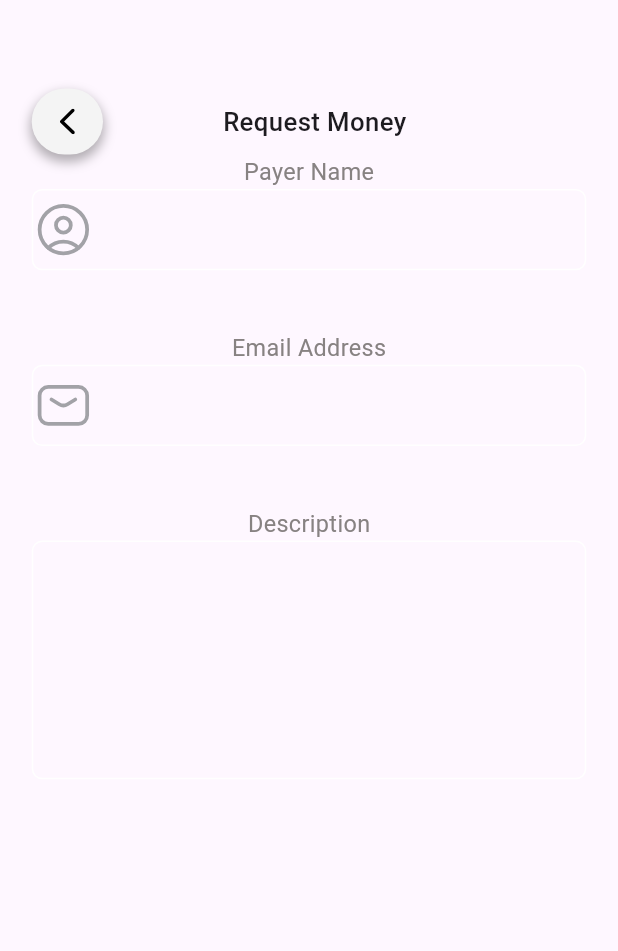
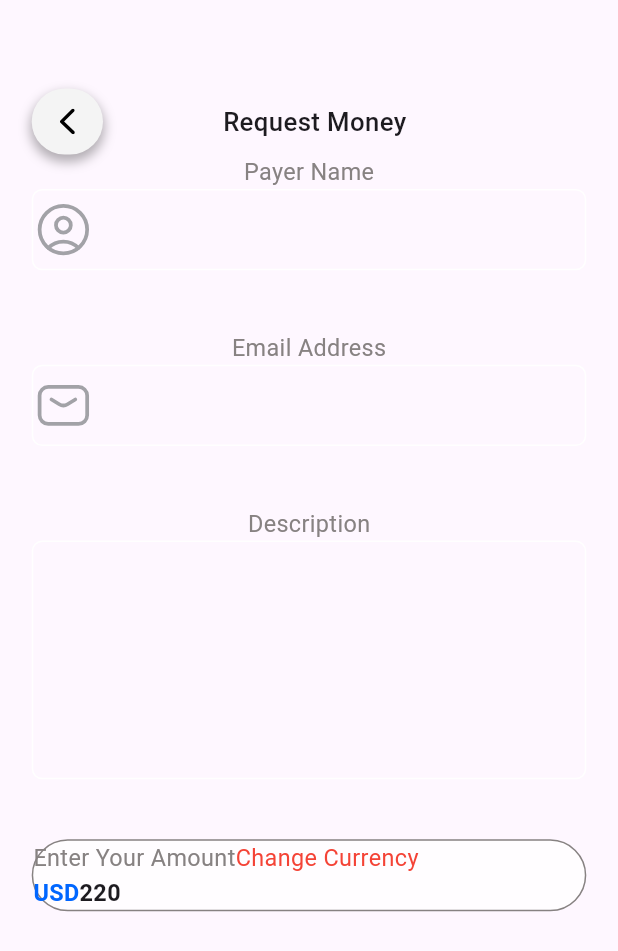
Before and after one commit to rozan-alawar/BankPick, a Flutter app: the RequestMoneyScreen screen opened directly, on a phone screen of 412 x 824 dp. Shown: the top 951 px of the screen. Run offline on Flutter 3.47's test engine with Material 3 defaults, Android fonts, the phone set to English and light mode, and no system bars; our stand-ins replace dio, easy_localization, fl_chart, flutter_screenutil, flutter_spinkit, flutter_svg and 2 more; accounts and stored records are empty; Roboto replaces fonts that are missing (Nunito).

Commit message:
Update Request Money Screen

```diff
--- a/lib/presentation/card/request_screen.dart
+++ b/lib/presentation/card/request_screen.dart
@@ -112,6 +112,23 @@ multiLines: true,
 
             ),
             20.height,
+            Container(decoration: BoxDecoration(
+              borderRadius: BorderRadius.circular(25.r),
+              border: Border.all(color: ColorManager.secondaryText,),
+              color: Colors.white.withOpacity(0.8),
+            ),
+            child: Column(
+              children: [
+                Row(children: [
+                  PrimaryText('Enter Your Amount',color: ColorManager.secondaryText,),
+                  PrimaryText('Change Currency',color: Colors.red),
+                ],),  Row(children: [
+                  PrimaryText('USD',color: ColorManager.primary,fontSize: 16, fontWeight: FontWeight.w700,),
+                  PrimaryText('220', fontSize: 16, fontWeight: FontWeight.w700),
+                ],),
+              ],
+            ),
+            )
           ],
         ),
     ),
```
